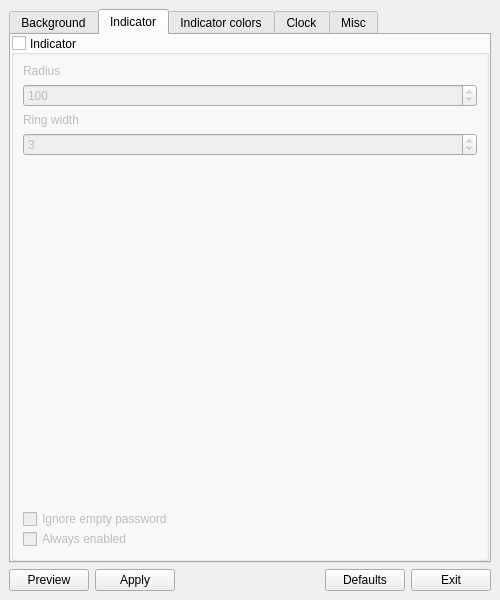
Old version of the form share/i3lcc/i3lcc-qt5.ui in the repository mgord9518/i3lcc.
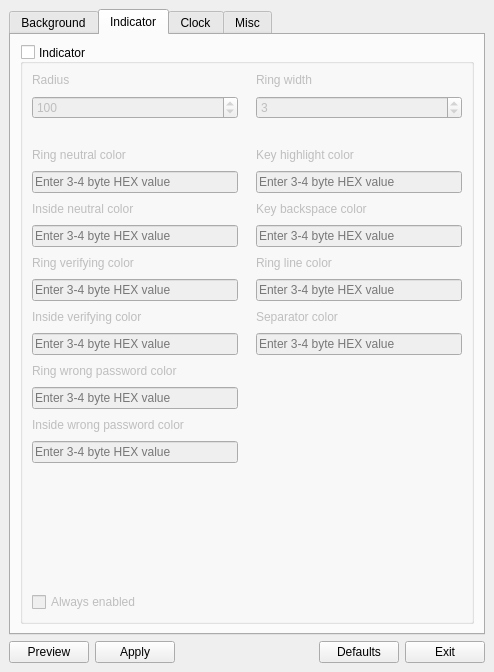
New version of the form. The open tabs and pages were chosen to show the change.

```diff
--- a/share/i3lcc/i3lcc-qt5.ui
+++ b/share/i3lcc/i3lcc-qt5.ui
@@ -6,8 +6,8 @@
    <rect>
     <x>0</x>
     <y>0</y>
-    <width>500</width>
-    <height>600</height>
+    <width>494</width>
+    <height>672</height>
    </rect>
   </property>
   <property name="minimumSize">
@@ -45,7 +45,7 @@
     <item>
      <widget class="QTabWidget" name="tabWidget">
       <property name="currentIndex">
-       <number>0</number>
+       <number>3</number>
       </property>
       <widget class="QWidget" name="tab_background">
        <attribute name="title">
@@ -53,16 +53,16 @@
        </attribute>
        <layout class="QVBoxLayout" name="verticalLayout_2">
         <property name="leftMargin">
-         <number>0</number>
+         <number>9</number>
         </property>
         <property name="topMargin">
-         <number>0</number>
+         <number>9</number>
         </property>
         <property name="rightMargin">
-         <number>0</number>
+         <number>9</number>
         </property>
         <property name="bottomMargin">
-         <number>0</number>
+         <number>9</number>
         </property>
         <item>
          <widget class="QGroupBox" name="bg_color">
@@ -79,6 +79,9 @@
            <bool>false</bool>
           </property>
           <layout class="QVBoxLayout" name="verticalLayout_14">
+           <property name="spacing">
+            <number>9</number>
+           </property>
            <item>
             <widget class="QLabel" name="label_color">
              <property name="text">
@@ -146,7 +149,7 @@
              </property>
              <layout class="QHBoxLayout" name="horizontalLayout_22" stretch="1,0">
               <property name="spacing">
-               <number>3</number>
+               <number>6</number>
               </property>
               <property name="sizeConstraint">
                <enum>QLayout::SetDefaultConstraint</enum>
@@ -210,17 +213,8 @@
           <property name="checked">
            <bool>false</bool>
           </property>
-          <layout class="QVBoxLayout" name="verticalLayout_12">
-           <property name="leftMargin">
-            <number>9</number>
-           </property>
-           <property name="topMargin">
-            <number>9</number>
-           </property>
-           <property name="rightMargin">
-            <number>9</number>
-           </property>
-           <property name="bottomMargin">
+          <layout class="QVBoxLayout" name="verticalLayout_8">
+           <property name="spacing">
             <number>9</number>
            </property>
            <item>
@@ -232,6 +226,9 @@
               <enum>QFrame::Raised</enum>
              </property>
              <layout class="QHBoxLayout" name="horizontalLayout_4">
+              <property name="spacing">
+               <number>6</number>
+              </property>
               <property name="leftMargin">
                <number>0</number>
               </property>
@@ -242,12 +239,7 @@
                <number>0</number>
               </property>
               <property name="bottomMargin">
-               <number>10</number>
-              </property>
-              <item>
-               <layout class="QHBoxLayout" name="horizontalLayout_5">
-                <property name="spacing">
-                 <number>2</number>
+               <number>0</number>
                 </property>
                 <item>
                  <widget class="QLineEdit" name="image">
@@ -288,8 +280,6 @@
                  </widget>
                 </item>
                </layout>
-              </item>
-             </layout>
             </widget>
            </item>
            <item>
@@ -366,17 +356,20 @@
         <string>Indicator</string>
        </attribute>
        <layout class="QVBoxLayout" name="verticalLayout_4">
+        <property name="spacing">
+         <number>9</number>
+        </property>
         <property name="leftMargin">
-         <number>0</number>
+         <number>9</number>
         </property>
         <property name="topMargin">
-         <number>0</number>
+         <number>9</number>
         </property>
         <property name="rightMargin">
-         <number>0</number>
+         <number>9</number>
         </property>
         <property name="bottomMargin">
-         <number>0</number>
+         <number>9</number>
         </property>
         <item>
          <widget class="QGroupBox" name="unlock_indicator">
@@ -401,9 +394,33 @@
           <property name="checked">
            <bool>false</bool>
           </property>
-          <layout class="QVBoxLayout" name="verticalLayout_5">
-           <property name="sizeConstraint">
-            <enum>QLayout::SetDefaultConstraint</enum>
+          <layout class="QHBoxLayout" name="horizontalLayout_6">
+           <property name="spacing">
+            <number>0</number>
+           </property>
+           <property name="leftMargin">
+            <number>0</number>
+           </property>
+           <property name="topMargin">
+            <number>0</number>
+           </property>
+           <property name="rightMargin">
+            <number>0</number>
+           </property>
+           <property name="bottomMargin">
+            <number>0</number>
+           </property>
+           <item>
+            <widget class="QFrame" name="frame_4">
+             <property name="frameShape">
+              <enum>QFrame::NoFrame</enum>
+             </property>
+             <property name="frameShadow">
+              <enum>QFrame::Plain</enum>
+             </property>
+             <layout class="QVBoxLayout" name="verticalLayout_11">
+              <property name="spacing">
+               <number>9</number>
            </property>
            <property name="leftMargin">
             <number>9</number>
@@ -444,136 +461,25 @@
             </widget>
            </item>
            <item>
-            <widget class="QLabel" name="label">
-             <property name="text">
-              <string>Ring width</string>
-             </property>
-             <property name="alignment">
-              <set>Qt::AlignLeading|Qt::AlignLeft|Qt::AlignVCenter</set>
-             </property>
-            </widget>
-           </item>
-           <item>
-            <widget class="QSpinBox" name="spin_ringwidth">
-             <property name="toolTip">
-              <string>Width of the outside ring of the indicator</string>
-             </property>
-             <property name="minimum">
-              <number>1</number>
-             </property>
-             <property name="maximum">
-              <number>50</number>
-             </property>
-             <property name="value">
-              <number>3</number>
-             </property>
-            </widget>
-           </item>
-           <item>
-            <widget class="QStackedWidget" name="stackedWidget">
-             <widget class="QWidget" name="stack_circle">
-              <layout class="QVBoxLayout" name="verticalLayout_8">
-               <property name="spacing">
-                <number>0</number>
-               </property>
-               <property name="leftMargin">
-                <number>0</number>
-               </property>
-               <property name="topMargin">
-                <number>0</number>
-               </property>
-               <property name="rightMargin">
-                <number>0</number>
-               </property>
-               <property name="bottomMargin">
-                <number>0</number>
-               </property>
-               <item>
-                <layout class="QVBoxLayout" name="verticalLayout_6">
-                 <property name="spacing">
-                  <number>0</number>
-                 </property>
-                 <item>
                   <spacer name="verticalSpacer_2">
                    <property name="orientation">
                     <enum>Qt::Vertical</enum>
                    </property>
+                <property name="sizeType">
+                 <enum>QSizePolicy::Fixed</enum>
+                </property>
                    <property name="sizeHint" stdset="0">
                     <size>
                      <width>20</width>
-                     <height>40</height>
+                  <height>20</height>
                     </size>
                    </property>
                   </spacer>
                  </item>
-                 <item>
-                  <widget class="QCheckBox" name="ignore_empty_password">
-                   <property name="toolTip">
-                    <string>Do not validate an empty password as input. This is useful if you wake up your computer display by using the [ENTER] key</string>
-                   </property>
-                   <property name="text">
-                    <string>Ignore empty password</string>
-                   </property>
-                   <property name="checked">
-                    <bool>false</bool>
-                   </property>
-                  </widget>
-                 </item>
-                 <item>
-                  <widget class="QCheckBox" name="indicator">
-                   <property name="toolTip">
-                    <string>When enabled, the indicator will always be shown instead of only showing on input</string>
-                   </property>
-                   <property name="text">
-                    <string>Always enabled</string>
-                   </property>
-                   <property name="checked">
-                    <bool>false</bool>
-                   </property>
-                  </widget>
-                 </item>
-                </layout>
-               </item>
-              </layout>
-             </widget>
-             <widget class="QWidget" name="stack_bar"/>
-            </widget>
-           </item>
-          </layout>
-         </widget>
-        </item>
-       </layout>
-      </widget>
-      <widget class="QWidget" name="tab_colors">
-       <attribute name="title">
-        <string>Indicator colors</string>
-       </attribute>
-       <layout class="QHBoxLayout" name="horizontalLayout_2">
-        <item>
-         <widget class="QFrame" name="frame_4">
-          <property name="frameShape">
-           <enum>QFrame::NoFrame</enum>
-          </property>
-          <property name="frameShadow">
-           <enum>QFrame::Plain</enum>
-          </property>
-          <layout class="QVBoxLayout" name="verticalLayout_11">
-           <property name="leftMargin">
-            <number>0</number>
-           </property>
-           <property name="topMargin">
-            <number>0</number>
-           </property>
-           <property name="rightMargin">
-            <number>0</number>
-           </property>
-           <property name="bottomMargin">
-            <number>0</number>
-           </property>
            <item>
             <widget class="QLabel" name="label_5">
              <property name="text">
-              <string>Ring neutral</string>
+                 <string>Ring neutral color</string>
              </property>
             </widget>
            </item>
@@ -608,7 +514,7 @@
            <item>
             <widget class="QLabel" name="label_6">
              <property name="text">
-              <string>Inside neutral</string>
+                 <string>Inside neutral color</string>
              </property>
             </widget>
            </item>
@@ -643,7 +549,7 @@
            <item>
             <widget class="QLabel" name="label_7">
              <property name="text">
-              <string>Ring verifying</string>
+                 <string>Ring verifying color</string>
              </property>
             </widget>
            </item>
@@ -678,7 +584,7 @@
            <item>
             <widget class="QLabel" name="label_8">
              <property name="text">
-              <string>Inside verifying</string>
+                 <string>Inside verifying color</string>
              </property>
             </widget>
            </item>
@@ -713,7 +619,7 @@
            <item>
             <widget class="QLabel" name="label_9">
              <property name="text">
-              <string>Ring wrong password</string>
+                 <string>Ring wrong password color</string>
              </property>
             </widget>
            </item>
@@ -748,7 +654,7 @@
            <item>
             <widget class="QLabel" name="label_10">
              <property name="text">
-              <string>Inside wrong password</string>
+                 <string>Inside wrong password color</string>
              </property>
             </widget>
            </item>
@@ -793,6 +699,19 @@
              </property>
             </spacer>
            </item>
+              <item>
+               <widget class="QCheckBox" name="indicator">
+                <property name="toolTip">
+                 <string>When enabled, the indicator will always be shown instead of only showing on input</string>
+                </property>
+                <property name="text">
+                 <string>Always enabled</string>
+                </property>
+                <property name="checked">
+                 <bool>false</bool>
+                </property>
+               </widget>
+              </item>
           </layout>
          </widget>
         </item>
@@ -805,18 +724,63 @@
            <enum>QFrame::Plain</enum>
           </property>
           <layout class="QVBoxLayout" name="verticalLayout_15">
+              <property name="spacing">
+               <number>9</number>
+              </property>
            <property name="leftMargin">
-            <number>0</number>
+               <number>9</number>
            </property>
            <property name="topMargin">
-            <number>0</number>
+               <number>9</number>
            </property>
            <property name="rightMargin">
-            <number>0</number>
+               <number>9</number>
            </property>
            <property name="bottomMargin">
-            <number>0</number>
-           </property>
+               <number>9</number>
+              </property>
+              <item>
+               <widget class="QLabel" name="label">
+                <property name="text">
+                 <string>Ring width</string>
+                </property>
+                <property name="alignment">
+                 <set>Qt::AlignLeading|Qt::AlignLeft|Qt::AlignVCenter</set>
+                </property>
+               </widget>
+              </item>
+              <item>
+               <widget class="QSpinBox" name="spin_ringwidth">
+                <property name="toolTip">
+                 <string>Width of the outside ring of the indicator</string>
+                </property>
+                <property name="minimum">
+                 <number>1</number>
+                </property>
+                <property name="maximum">
+                 <number>50</number>
+                </property>
+                <property name="value">
+                 <number>3</number>
+                </property>
+               </widget>
+              </item>
+              <item>
+               <spacer name="verticalSpacer_9">
+                <property name="orientation">
+                 <enum>Qt::Vertical</enum>
+                </property>
+                <property name="sizeType">
+                 <enum>QSizePolicy::Fixed</enum>
+                </property>
+                <property name="sizeHint" stdset="0">
+                 <size>
+                  <width>20</width>
+                  <height>20</height>
+                 </size>
+                </property>
+               </spacer>
+              </item>
            <item>
             <widget class="QLabel" name="label_15">
              <property name="text">
@@ -975,22 +939,28 @@
         </item>
        </layout>
       </widget>
+        </item>
+       </layout>
+      </widget>
       <widget class="QWidget" name="tab_clock">
        <attribute name="title">
         <string>Clock</string>
        </attribute>
        <layout class="QVBoxLayout" name="verticalLayout_10">
+        <property name="spacing">
+         <number>9</number>
+        </property>
         <property name="leftMargin">
-         <number>0</number>
+         <number>9</number>
         </property>
         <property name="topMargin">
-         <number>0</number>
+         <number>9</number>
         </property>
         <property name="rightMargin">
-         <number>0</number>
+         <number>9</number>
         </property>
         <property name="bottomMargin">
-         <number>0</number>
+         <number>9</number>
         </property>
         <item>
          <widget class="QGroupBox" name="clock">
@@ -1003,7 +973,34 @@
           <property name="checked">
            <bool>false</bool>
           </property>
-          <layout class="QVBoxLayout" name="verticalLayout_9">
+          <layout class="QHBoxLayout" name="horizontalLayout_2">
+           <property name="spacing">
+            <number>0</number>
+           </property>
+           <property name="leftMargin">
+            <number>0</number>
+           </property>
+           <property name="topMargin">
+            <number>0</number>
+           </property>
+           <property name="rightMargin">
+            <number>0</number>
+           </property>
+           <property name="bottomMargin">
+            <number>0</number>
+           </property>
+           <item>
+            <widget class="QFrame" name="frame_9">
+             <property name="frameShape">
+              <enum>QFrame::NoFrame</enum>
+             </property>
+             <property name="frameShadow">
+              <enum>QFrame::Raised</enum>
+             </property>
+             <layout class="QVBoxLayout" name="verticalLayout_7">
+              <property name="spacing">
+               <number>9</number>
+              </property>
            <property name="leftMargin">
             <number>9</number>
            </property>
@@ -1061,17 +1058,54 @@
              <property name="orientation">
               <enum>Qt::Vertical</enum>
              </property>
-             <property name="sizeType">
-              <enum>QSizePolicy::Fixed</enum>
-             </property>
              <property name="sizeHint" stdset="0">
               <size>
                <width>20</width>
-               <height>20</height>
+                  <height>40</height>
               </size>
              </property>
             </spacer>
            </item>
+              <item>
+               <widget class="QCheckBox" name="force_clock">
+                <property name="toolTip">
+                 <string>When enabled, the clock will always show instead of being hidden during verification or a wrong password entered</string>
+                </property>
+                <property name="text">
+                 <string>Always enabled</string>
+                </property>
+                <property name="checked">
+                 <bool>false</bool>
+                </property>
+               </widget>
+              </item>
+             </layout>
+            </widget>
+           </item>
+           <item>
+            <widget class="QFrame" name="frame_10">
+             <property name="frameShape">
+              <enum>QFrame::NoFrame</enum>
+             </property>
+             <property name="frameShadow">
+              <enum>QFrame::Raised</enum>
+             </property>
+             <layout class="QVBoxLayout" name="verticalLayout_6">
+              <property name="spacing">
+               <number>9</number>
+              </property>
+              <property name="leftMargin">
+               <number>9</number>
+              </property>
+              <property name="topMargin">
+               <number>9</number>
+              </property>
+              <property name="rightMargin">
+               <number>9</number>
+              </property>
+              <property name="bottomMargin">
+               <number>9</number>
+              </property>
            <item>
             <widget class="QLabel" name="label_12">
              <property name="text">
@@ -1149,17 +1183,7 @@
              </property>
             </spacer>
            </item>
-           <item>
-            <widget class="QCheckBox" name="force_clock">
-             <property name="toolTip">
-              <string>When enabled, the clock will always show instead of being hidden during verification or a wrong password entered</string>
-             </property>
-             <property name="text">
-              <string>Always enabled</string>
-             </property>
-             <property name="checked">
-              <bool>false</bool>
-             </property>
+             </layout>
             </widget>
            </item>
           </layout>
@@ -1173,23 +1197,38 @@
        </attribute>
        <layout class="QVBoxLayout" name="verticalLayout_3">
         <property name="leftMargin">
-         <number>0</number>
+         <number>9</number>
         </property>
         <property name="topMargin">
-         <number>0</number>
+         <number>9</number>
         </property>
         <property name="rightMargin">
-         <number>0</number>
+         <number>9</number>
         </property>
         <property name="bottomMargin">
-         <number>0</number>
+         <number>9</number>
         </property>
         <item>
          <widget class="QGroupBox" name="groupBox_2">
           <property name="title">
            <string>Misc</string>
           </property>
-          <layout class="QVBoxLayout" name="verticalLayout_7">
+          <property name="flat">
+           <bool>false</bool>
+          </property>
+          <layout class="QVBoxLayout" name="verticalLayout_5">
+           <property name="leftMargin">
+            <number>9</number>
+           </property>
+           <property name="topMargin">
+            <number>9</number>
+           </property>
+           <property name="rightMargin">
+            <number>9</number>
+           </property>
+           <property name="bottomMargin">
+            <number>9</number>
+           </property>
            <item>
             <widget class="QLabel" name="label_25">
              <property name="text">
@@ -1237,6 +1276,9 @@
                  <enum>QFrame::Raised</enum>
                 </property>
                 <layout class="QVBoxLayout" name="verticalLayout_16">
+                 <property name="spacing">
+                  <number>9</number>
+                 </property>
                  <property name="leftMargin">
                   <number>0</number>
                  </property>
@@ -1244,7 +1286,7 @@
                   <number>0</number>
                  </property>
                  <property name="rightMargin">
-                  <number>3</number>
+                  <number>9</number>
                  </property>
                  <property name="bottomMargin">
                   <number>0</number>
@@ -1304,7 +1346,7 @@
                 </property>
                 <layout class="QVBoxLayout" name="verticalLayout_17">
                  <property name="leftMargin">
-                  <number>3</number>
+                  <number>9</number>
                  </property>
                  <property name="topMargin">
                   <number>0</number>
@@ -1369,7 +1411,7 @@
               <enum>Qt::Vertical</enum>
              </property>
              <property name="sizeType">
-              <enum>QSizePolicy::Fixed</enum>
+              <enum>QSizePolicy::Expanding</enum>
              </property>
              <property name="sizeHint" stdset="0">
               <size>
@@ -1379,6 +1421,19 @@
              </property>
             </spacer>
            </item>
+           <item>
+            <widget class="QCheckBox" name="ignore_empty_password">
+             <property name="toolTip">
+              <string>Do not validate an empty password as input. This is useful if you wake up your computer display by using the [ENTER] key</string>
+             </property>
+             <property name="text">
+              <string>Ignore empty password</string>
+             </property>
+             <property name="checked">
+              <bool>false</bool>
+             </property>
+            </widget>
+           </item>
            <item>
             <widget class="QCheckBox" name="pointer">
              <property name="toolTip">
@@ -1461,19 +1516,6 @@
              </property>
             </widget>
            </item>
-           <item>
-            <spacer name="verticalSpacer_7">
-             <property name="orientation">
-              <enum>Qt::Vertical</enum>
-             </property>
-             <property name="sizeHint" stdset="0">
-              <size>
-               <width>20</width>
-               <height>0</height>
-              </size>
-             </property>
-            </spacer>
-           </item>
            <item>
             <widget class="QFrame" name="frame_2">
              <property name="frameShape">
```
Left out of the diff: 1 changed line with no effect on the pictures. Lines whose indentation alone changed are shown as unchanged.
